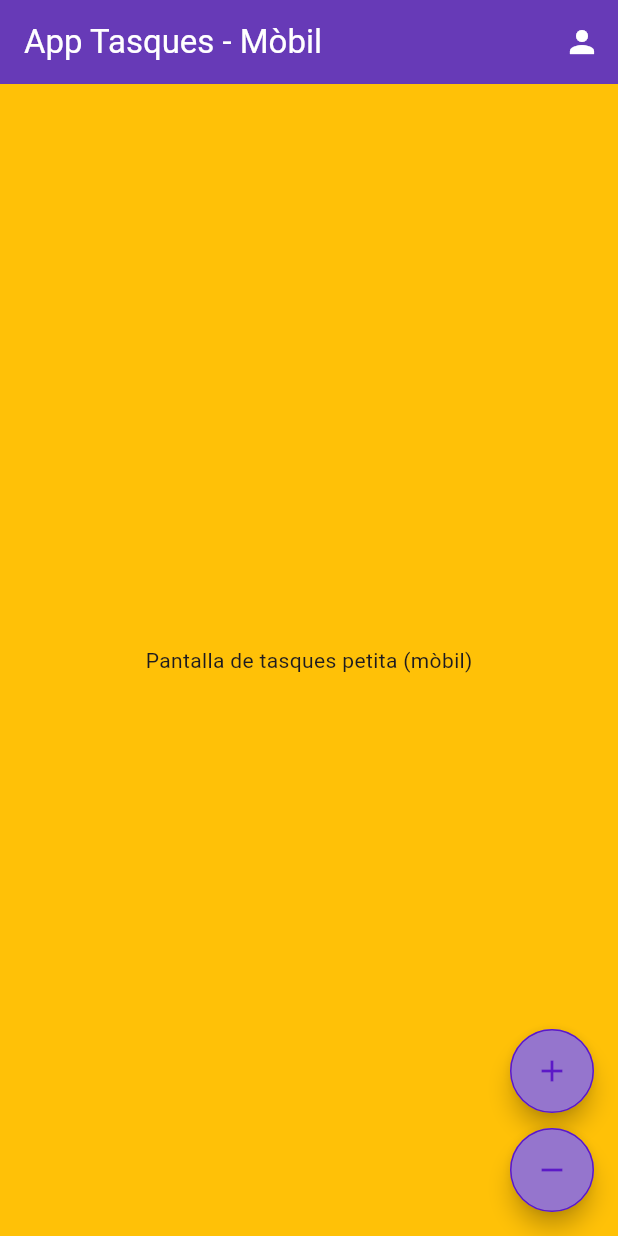
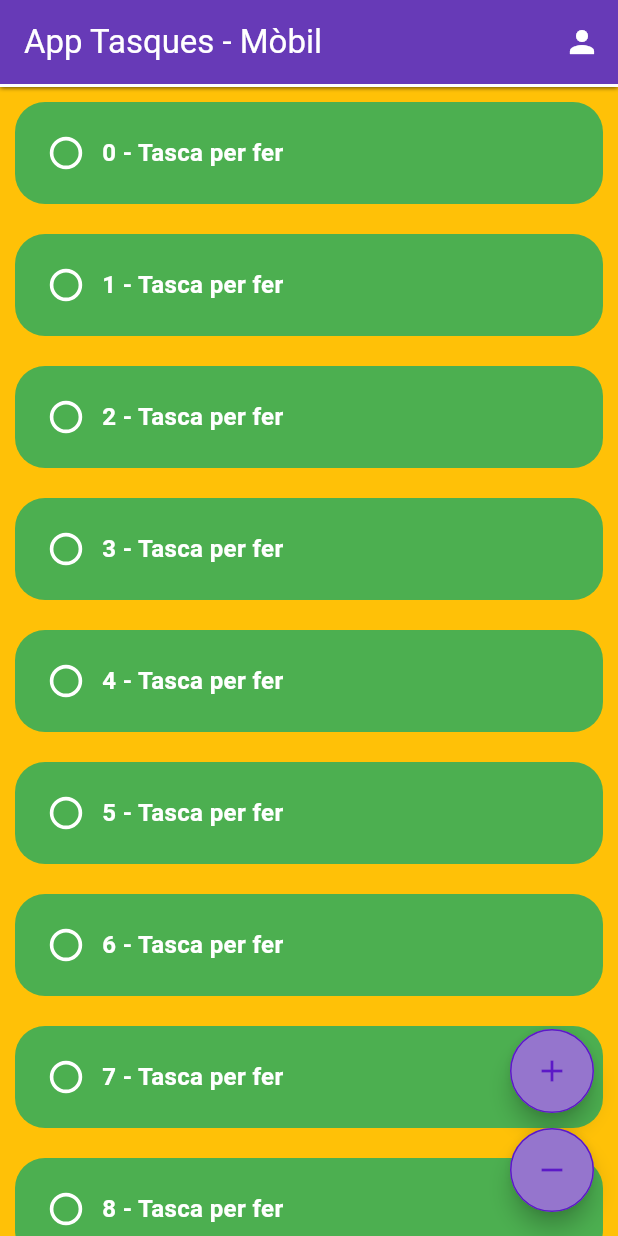
Before and after one commit to davidpereda0705/app, a Flutter app: the screen it shows after launch, on a phone screen of 412 x 824 dp. Run offline on Flutter 3.47's test engine with Material 3 defaults, Android fonts, the phone set to English and light mode, and no system bars.

Commit message:
Item_Tasca

```diff
--- a/lib/colors_app.dart
+++ b/lib/colors_app.dart
@@ -8,4 +8,8 @@ class ColorsApp {
   static Color colorSecundariAccent = const Color.fromARGB(255, 92, 25, 199);
 
   static Color colorBlanc = const Color.fromRGBO(255, 255, 255, 1);
+
+  static Color colorTerciari = const Color.fromRGBO(76, 175, 80, 1);
+
+    static Color colorRosa = const Color.fromARGB(255, 255, 0, 200);
 }
--- /dev/null
+++ b/lib/components/item_tasca.dart
@@ -0,0 +1,78 @@
+import 'package:app/colors_app.dart';
+import 'package:flutter/material.dart';
+
+class ItemTasca extends StatefulWidget {
+  final bool valorInicialCheckbox;
+  final String valorText;
+
+  const ItemTasca({
+    super.key,
+    this.valorInicialCheckbox = false,
+    this.valorText = "",
+    });
+
+  @override
+  State<ItemTasca> createState() => _ItemTascaState();
+}
+
+class _ItemTascaState extends State<ItemTasca> {
+  late bool valorCheckbox;
+  //late: per quan volem declarar una variable, pero encara no sabem el valor
+
+  @override
+  void initState() {
+    super.initState();
+
+    valorCheckbox = widget.valorInicialCheckbox;
+    //"widget." ho posem per accedir a les variables de la primera classe del StatefulWidget.
+  }
+
+  @override
+  Widget build(BuildContext context) {
+    return Container(
+      margin: const EdgeInsets.all(10),
+
+      padding: const EdgeInsets.all(10),
+
+      decoration: BoxDecoration(
+        color: ColorsApp.colorTerciari,
+        borderRadius: BorderRadius.circular(20),
+      ),
+
+      child: Row(
+        children: [
+          //Checkbox
+          Transform.scale(
+            scale: 1.2,
+            child: Checkbox(
+              side: BorderSide(
+                color: ColorsApp.colorBlanc,
+                width: 2,
+                ),
+                shape: CircleBorder(),
+              value: valorCheckbox,
+              checkColor: ColorsApp.colorRosa,
+              activeColor: ColorsApp.colorBlanc,
+              hoverColor: ColorsApp.colorSecundariAccent,
+            onChanged: (valor) {
+              setState(() {
+                valorCheckbox = valor ?? false;
+                //??: si val null, posa-li el valor false
+              });
+            }
+            ),
+          ),
+          //Text descripcio tasca
+          Text(
+            widget.valorText+" - Tasca per fer",
+            style: TextStyle(
+              color: ColorsApp.colorBlanc,
+              fontSize: 16,
+              fontWeight: FontWeight.bold,
+            ),
+          ),
+        ],
+      ),
+    );
+  }
+}
--- a/lib/paginas/paginaprincipal/pantalla_tasques_petita.dart
+++ b/lib/paginas/paginaprincipal/pantalla_tasques_petita.dart
@@ -1,4 +1,7 @@
+import 'dart:math';
+
 import 'package:app/colors_app.dart';
+import 'package:app/components/item_tasca.dart';
 import 'package:flutter/material.dart';
 
 class PantallaTasquesPetita extends StatelessWidget {
@@ -21,7 +24,31 @@ class PantallaTasquesPetita extends StatelessWidget {
           ),
         ],
       ),
-      body: const Center(child: Text('Pantalla de tasques petita (mòbil)')),
+      body: Column(
+        children: [
+          Container(
+            width: double.infinity,
+            height: 2,
+            decoration: BoxDecoration(
+              color: ColorsApp.colorBlanc,
+              boxShadow: [
+                BoxShadow(
+                  blurRadius: 2,
+                )
+              ],
+            ),
+          ),
+          Expanded(
+            child: ListView.builder(
+              itemCount: 30,
+              itemBuilder: (context, index){
+                return ItemTasca(
+                  valorText: index.toString(),
+                );
+              }),
+          ),
+        ],
+      ),
       floatingActionButton: Column(
         mainAxisAlignment: MainAxisAlignment.end,
         children: [
```
